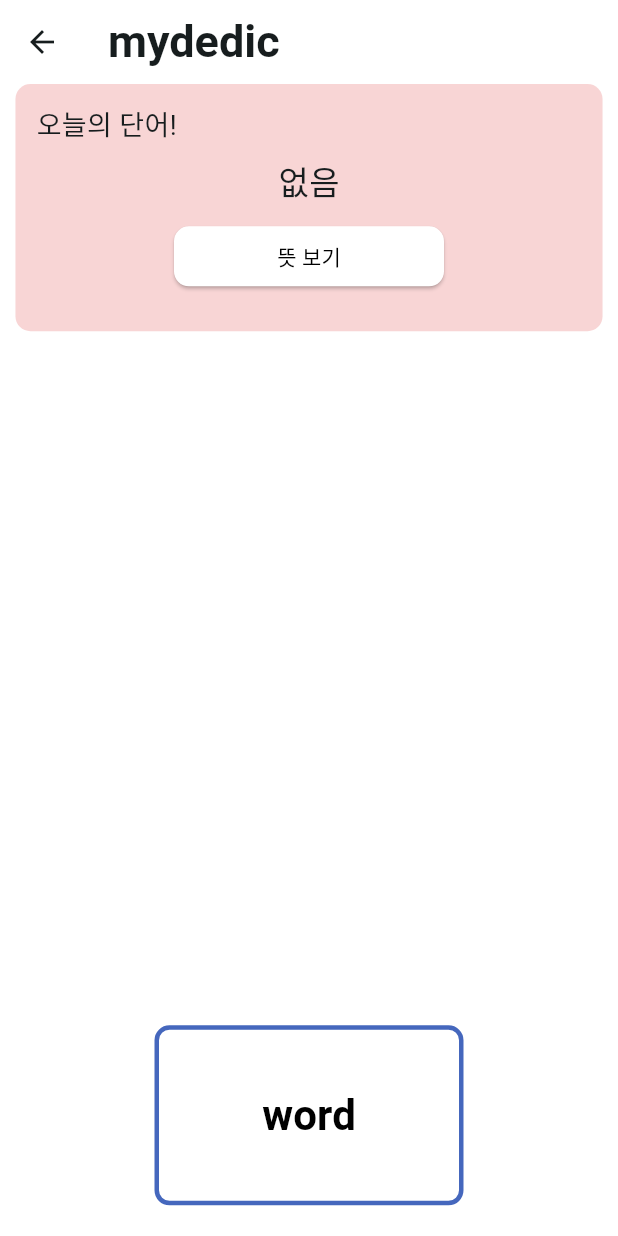
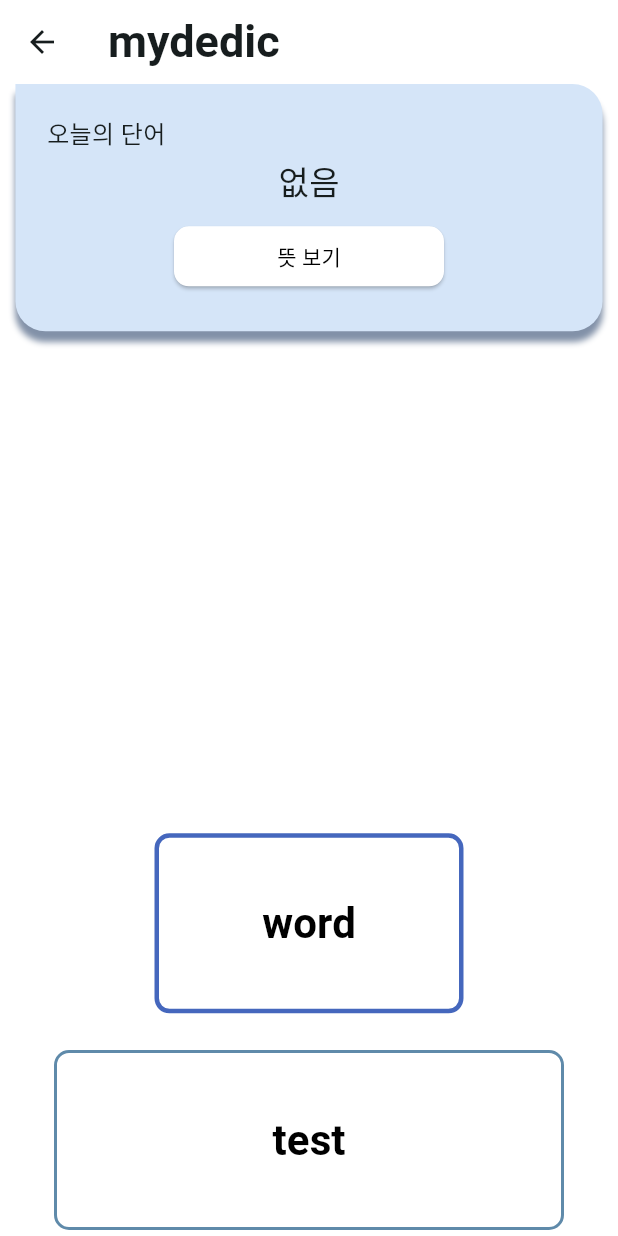
Before and after one commit to imhyunn/mymedic2, a Flutter app: the HomeScreen screen opened directly, on a phone screen of 412 x 824 dp. Run offline on Flutter 3.47's test engine with Material 3 defaults, Android fonts, the phone set to English and light mode, and no system bars; our stand-ins replace cloud_firestore, dotted_border, firebase_auth, firebase_core, firebase_storage, flutter_colorpicker and 4 more; missing offline and left inert: firebase_app_check, scribble; accounts and stored records are empty; Roboto replaces fonts that are missing (Pretendard).

Commit message:
testScreen

```diff
--- a/lib/screens/home/home_screen.dart
+++ b/lib/screens/home/home_screen.dart
@@ -3,6 +3,7 @@ import 'dart:convert';
 import 'package:crypto/crypto.dart';
 import 'package:cloud_firestore/cloud_firestore.dart';
 import 'package:flutter/material.dart';
+import 'package:mymedic1/screens/home/test/test_screen.dart';
 import 'package:mymedic1/screens/home/words/wordFolder.dart';
 import 'package:shared_preferences/shared_preferences.dart';
 import 'package:firebase_auth/firebase_auth.dart';
@@ -137,21 +138,36 @@ class _HomeScreenState extends State<HomeScreen> {
                 // ),
                 Container(
                   decoration: BoxDecoration(
-                      borderRadius: BorderRadius.circular(10),
+                      borderRadius: BorderRadius.only(
+                          bottomLeft: Radius.circular(20),
+                          bottomRight: Radius.circular(20),
+                          topRight: Radius.circular(20)),
+                      boxShadow: [
+                        BoxShadow(
+                            color: Color(0xff8291a8),
+                            blurRadius: 3,
+                            spreadRadius: 0,
+                            offset: Offset(0, 7)),
+                      ],
                       // border: Border.all(
                       //   color: Colors.grey,
                       //   width: 3
                       // ),
-                      color: Color(0xfff8d5d5)),
+                      color: Color(0xffd5e5f8)),
                   height: size.height * 0.2,
                   width: size.width * 0.95,
-                  child: Stack(
-                      children: [
+                  child: Stack(children: [
                     Padding(
                       padding: EdgeInsets.all(14),
+                      child: Container(
+                        // decoration: BoxDecoration(
+                        //     color: Color(0xfff8e7e7),
+                        //     borderRadius: BorderRadius.circular(4)),
+                        padding: EdgeInsets.all(7),
                         child: Text(
-                            '오늘의 단어!',
-                            style: TextStyle(fontSize: 18),
+                          '오늘의 단어',
+                          style: TextStyle(fontSize: 16),
+                        ),
                       ),
                     ),
                     Center(
@@ -188,9 +204,11 @@ class _HomeScreenState extends State<HomeScreen> {
                                       style: ElevatedButton.styleFrom(
                                         fixedSize: const Size(180, 10),
                                         shape: RoundedRectangleBorder(
-                                        borderRadius: BorderRadius.circular(10),
+                                          borderRadius:
+                                              BorderRadius.circular(10),
                                         ),
-                                      backgroundColor: const Color(0xffFFFFFF),
+                                        backgroundColor:
+                                            const Color(0xffFFFFFF),
                                       ),
                                       onPressed: () {
                                         setState(() {
@@ -279,7 +297,7 @@ class _HomeScreenState extends State<HomeScreen> {
                             SizedBox(
                               height: size.height * 0.02,
                             ),
-                            /*Card(
+                            Card(
                         shape: RoundedRectangleBorder(
                             borderRadius: BorderRadius.circular(10)),
                         color: Colors.white,
@@ -309,7 +327,7 @@ class _HomeScreenState extends State<HomeScreen> {
                           ),
                         ),
                       ),
-                      SizedBox(
+                      /*SizedBox(
                         height: size.height * 0.02,
                       ),
                       Card(
```
Also changed, not shown: 2 other files. Lines whose indentation alone changed are shown as unchanged.
